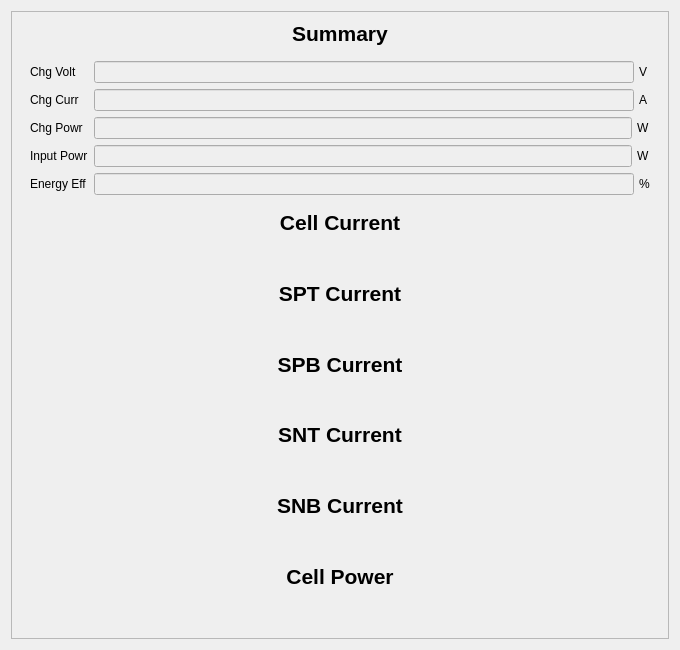
Old version of the form app/src/view/shuntcur/shuntcurresultview.ui in the repository daitenshionyan/vrfbcalc-cpp.
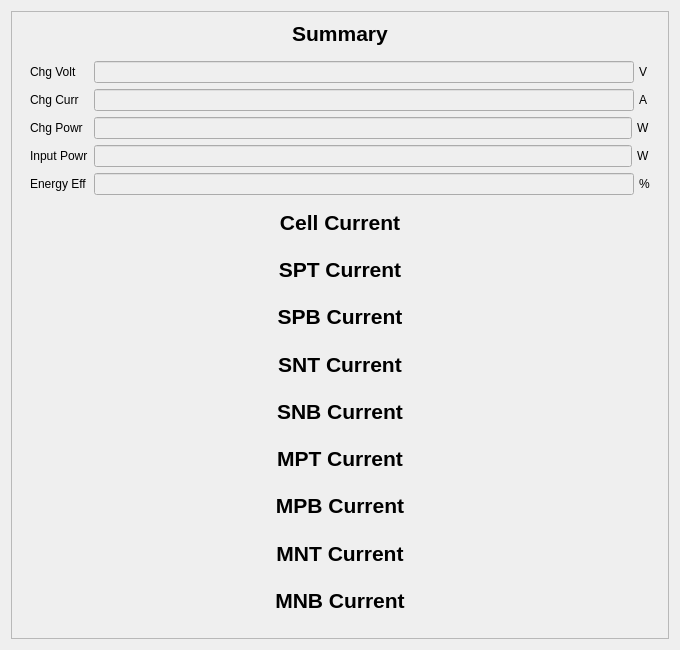
New version of the form. Custom widgets are drawn as their Qt base class.

Commit message: Addstack manifold current plot

The edit to the form file:
```diff
--- a/app/src/view/shuntcur/shuntcurresultview.ui
+++ b/app/src/view/shuntcur/shuntcurresultview.ui
@@ -23,9 +23,9 @@
       <property name="geometry">
        <rect>
         <x>0</x>
-        <y>0</y>
-        <width>660</width>
-        <height>630</height>
+        <y>-24</y>
+        <width>643</width>
+        <height>654</height>
        </rect>
       </property>
       <layout class="QVBoxLayout" name="verticalLayout_2">
@@ -455,7 +455,7 @@
           </font>
          </property>
          <property name="text">
-          <string>Cell Power</string>
+          <string>MPT Current</string>
          </property>
          <property name="alignment">
           <set>Qt::AlignCenter</set>
@@ -463,7 +463,82 @@
         </widget>
        </item>
        <item>
-        <widget class="GraphPlotForm" name="powerPlot" native="true"/>
+        <widget class="GraphPlotForm" name="mptCurrPlot" native="true"/>
+       </item>
+       <item>
+        <widget class="QLabel" name="mpbCurrTitleLabel">
+         <property name="sizePolicy">
+          <sizepolicy hsizetype="Preferred" vsizetype="Fixed">
+           <horstretch>0</horstretch>
+           <verstretch>0</verstretch>
+          </sizepolicy>
+         </property>
+         <property name="font">
+          <font>
+           <pointsize>16</pointsize>
+           <bold>true</bold>
+          </font>
+         </property>
+         <property name="text">
+          <string>MPB Current</string>
+         </property>
+         <property name="alignment">
+          <set>Qt::AlignCenter</set>
+         </property>
+        </widget>
+       </item>
+       <item>
+        <widget class="GraphPlotForm" name="mpbCurrPlot" native="true"/>
+       </item>
+       <item>
+        <widget class="QLabel" name="mntCurrTitleLabel">
+         <property name="sizePolicy">
+          <sizepolicy hsizetype="Preferred" vsizetype="Fixed">
+           <horstretch>0</horstretch>
+           <verstretch>0</verstretch>
+          </sizepolicy>
+         </property>
+         <property name="font">
+          <font>
+           <pointsize>16</pointsize>
+           <bold>true</bold>
+          </font>
+         </property>
+         <property name="text">
+          <string>MNT Current</string>
+         </property>
+         <property name="alignment">
+          <set>Qt::AlignCenter</set>
+         </property>
+        </widget>
+       </item>
+       <item>
+        <widget class="GraphPlotForm" name="mntCurrPlot" native="true"/>
+       </item>
+       <item>
+        <widget class="QLabel" name="mnbCurrTitleLabel">
+         <property name="sizePolicy">
+          <sizepolicy hsizetype="Preferred" vsizetype="Fixed">
+           <horstretch>0</horstretch>
+           <verstretch>0</verstretch>
+          </sizepolicy>
+         </property>
+         <property name="font">
+          <font>
+           <pointsize>16</pointsize>
+           <bold>true</bold>
+          </font>
+         </property>
+         <property name="text">
+          <string>MNB Current</string>
+         </property>
+         <property name="alignment">
+          <set>Qt::AlignCenter</set>
+         </property>
+        </widget>
+       </item>
+       <item>
+        <widget class="GraphPlotForm" name="mnbCurrPlot" native="true"/>
        </item>
       </layout>
      </widget>
```
Left out of the diff: 2 changed lines with no effect on the pictures. The commit also changes 2 other files.
